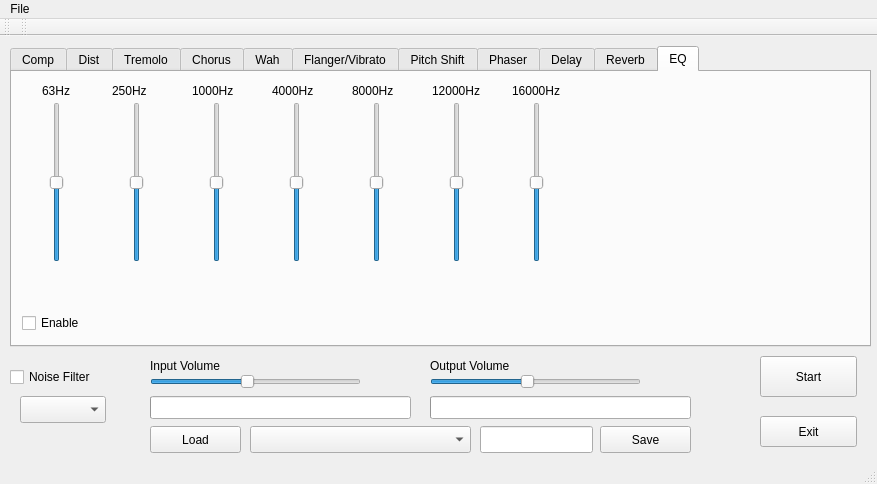
Before: the Qt Designer form alsatest1/mainwindow.ui in netpipe/MIDITools, drawn with Qt 5.
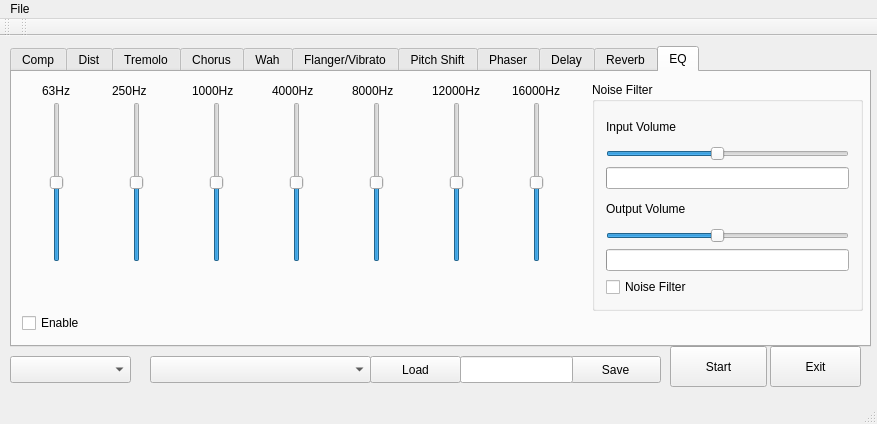
After: the same form once the commit is applied. The open tabs and pages were chosen to show the change.

What changed in the file:
```diff
--- a/alsatest1/mainwindow.ui
+++ b/alsatest1/mainwindow.ui
@@ -7,7 +7,7 @@
     <x>0</x>
     <y>0</y>
     <width>877</width>
-    <height>484</height>
+    <height>424</height>
    </rect>
   </property>
   <property name="windowTitle">
@@ -17,8 +17,8 @@
    <widget class="QPushButton" name="pushButton">
     <property name="geometry">
      <rect>
-      <x>760</x>
-      <y>320</y>
+      <x>670</x>
+      <y>310</y>
       <width>97</width>
       <height>41</height>
      </rect>
@@ -30,10 +30,10 @@
    <widget class="QPushButton" name="pushButton_2">
     <property name="geometry">
      <rect>
-      <x>760</x>
-      <y>380</y>
-      <width>97</width>
-      <height>31</height>
+      <x>770</x>
+      <y>310</y>
+      <width>91</width>
+      <height>41</height>
      </rect>
     </property>
     <property name="text">
@@ -2967,107 +2967,68 @@
        <string>16000Hz</string>
       </property>
      </widget>
-    </widget>
-   </widget>
-   <widget class="QSlider" name="verticalSlider">
+     <widget class="QGroupBox" name="groupBox">
     <property name="geometry">
      <rect>
-      <x>430</x>
-      <y>330</y>
-      <width>211</width>
-      <height>31</height>
-     </rect>
-    </property>
-    <property name="maximum">
-     <number>32768</number>
-    </property>
-    <property name="pageStep">
-     <number>50</number>
-    </property>
-    <property name="value">
-     <number>15000</number>
-    </property>
-    <property name="sliderPosition">
-     <number>15000</number>
-    </property>
-    <property name="orientation">
-     <enum>Qt::Horizontal</enum>
-    </property>
-   </widget>
-   <widget class="QLabel" name="label_15">
-    <property name="geometry">
-     <rect>
-      <x>430</x>
-      <y>320</y>
-      <width>111</width>
-      <height>20</height>
-     </rect>
-    </property>
-    <property name="text">
-     <string>Output Volume</string>
-    </property>
-   </widget>
-   <widget class="QProgressBar" name="VolumeProgr">
-    <property name="geometry">
-     <rect>
-      <x>430</x>
-      <y>360</y>
-      <width>261</width>
-      <height>23</height>
-     </rect>
-    </property>
-    <property name="maximum">
-     <number>40000</number>
-    </property>
-    <property name="value">
-     <number>0</number>
-    </property>
-    <property name="textVisible">
-     <bool>false</bool>
-    </property>
-   </widget>
-   <widget class="QProgressBar" name="VolumeProgr_2">
-    <property name="geometry">
-     <rect>
-      <x>150</x>
-      <y>360</y>
-      <width>261</width>
-      <height>23</height>
-     </rect>
-    </property>
-    <property name="maximum">
-     <number>40000</number>
-    </property>
-    <property name="value">
-     <number>0</number>
-    </property>
-    <property name="textVisible">
-     <bool>false</bool>
-    </property>
-   </widget>
+        <x>580</x>
+        <y>10</y>
+        <width>271</width>
+        <height>229</height>
+       </rect>
+      </property>
+      <property name="title">
+       <string>Noise Filter</string>
+      </property>
+      <layout class="QGridLayout" name="gridLayout">
+       <item row="0" column="0">
    <widget class="QLabel" name="label_30">
-    <property name="geometry">
-     <rect>
-      <x>150</x>
-      <y>320</y>
-      <width>111</width>
-      <height>20</height>
-     </rect>
-    </property>
     <property name="text">
      <string>Input Volume</string>
     </property>
    </widget>
+       </item>
+       <item row="1" column="0">
    <widget class="QSlider" name="verticalSlider_2">
-    <property name="geometry">
-     <rect>
-      <x>150</x>
-      <y>330</y>
-      <width>211</width>
-      <height>31</height>
-     </rect>
-    </property>
+         <property name="maximum">
+          <number>32768</number>
+         </property>
+         <property name="pageStep">
+          <number>50</number>
+         </property>
+         <property name="value">
+          <number>15000</number>
+         </property>
+         <property name="sliderPosition">
+          <number>15000</number>
+         </property>
+         <property name="orientation">
+          <enum>Qt::Horizontal</enum>
+         </property>
+        </widget>
+       </item>
+       <item row="2" column="0">
+        <widget class="QProgressBar" name="VolumeProgr_2">
     <property name="maximum">
+          <number>40000</number>
+         </property>
+         <property name="value">
+          <number>0</number>
+         </property>
+         <property name="textVisible">
+          <bool>false</bool>
+         </property>
+        </widget>
+       </item>
+       <item row="3" column="0">
+        <widget class="QLabel" name="label_15">
+         <property name="text">
+          <string>Output Volume</string>
+         </property>
+        </widget>
+       </item>
+       <item row="4" column="0">
+        <widget class="QSlider" name="verticalSlider">
+         <property name="maximum">
      <number>32768</number>
     </property>
     <property name="pageStep">
@@ -3083,24 +3044,36 @@
      <enum>Qt::Horizontal</enum>
     </property>
    </widget>
+       </item>
+       <item row="5" column="0">
+        <widget class="QProgressBar" name="VolumeProgr">
+         <property name="maximum">
+          <number>40000</number>
+         </property>
+         <property name="value">
+          <number>0</number>
+         </property>
+         <property name="textVisible">
+          <bool>false</bool>
+         </property>
+        </widget>
+       </item>
+       <item row="6" column="0">
    <widget class="QCheckBox" name="checkBox_6">
-    <property name="geometry">
-     <rect>
-      <x>10</x>
-      <y>330</y>
-      <width>111</width>
-      <height>22</height>
-     </rect>
-    </property>
     <property name="text">
      <string>Noise Filter</string>
     </property>
+        </widget>
+       </item>
+      </layout>
+     </widget>
+    </widget>
    </widget>
    <widget class="QPushButton" name="saveBTN">
     <property name="geometry">
      <rect>
-      <x>600</x>
-      <y>390</y>
+      <x>570</x>
+      <y>320</y>
       <width>91</width>
       <height>27</height>
      </rect>
@@ -3112,8 +3085,8 @@
    <widget class="QLineEdit" name="savePreset">
     <property name="geometry">
      <rect>
-      <x>480</x>
-      <y>390</y>
+      <x>460</x>
+      <y>320</y>
       <width>113</width>
       <height>27</height>
      </rect>
@@ -3122,8 +3095,8 @@
    <widget class="QComboBox" name="SelectPresetCMB">
     <property name="geometry">
      <rect>
-      <x>250</x>
-      <y>390</y>
+      <x>150</x>
+      <y>320</y>
       <width>221</width>
       <height>27</height>
      </rect>
@@ -3132,8 +3105,8 @@
    <widget class="QPushButton" name="LoadBTN">
     <property name="geometry">
      <rect>
-      <x>150</x>
-      <y>390</y>
+      <x>370</x>
+      <y>320</y>
       <width>91</width>
       <height>27</height>
      </rect>
@@ -3145,9 +3118,9 @@
    <widget class="QComboBox" name="cmbTheme">
     <property name="geometry">
      <rect>
-      <x>20</x>
-      <y>360</y>
-      <width>86</width>
+      <x>10</x>
+      <y>320</y>
+      <width>121</width>
       <height>27</height>
      </rect>
     </property>
```
Left out of the diff: 2 changed lines with no effect on the pictures. Lines whose indentation alone changed are shown as unchanged.
